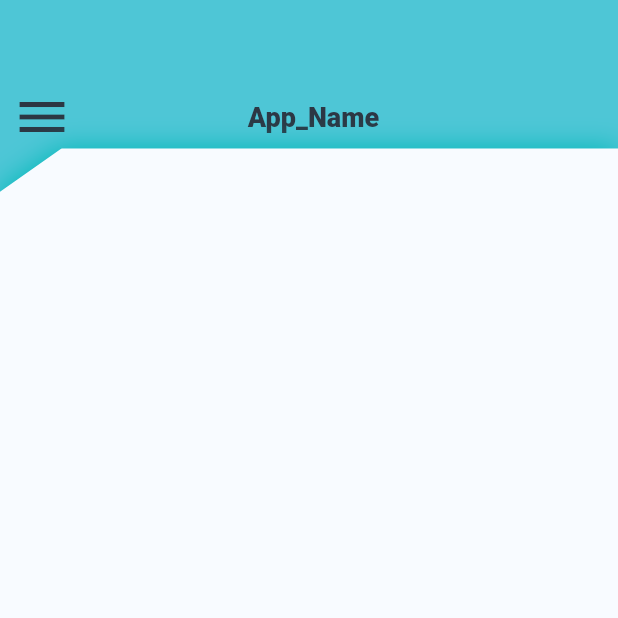
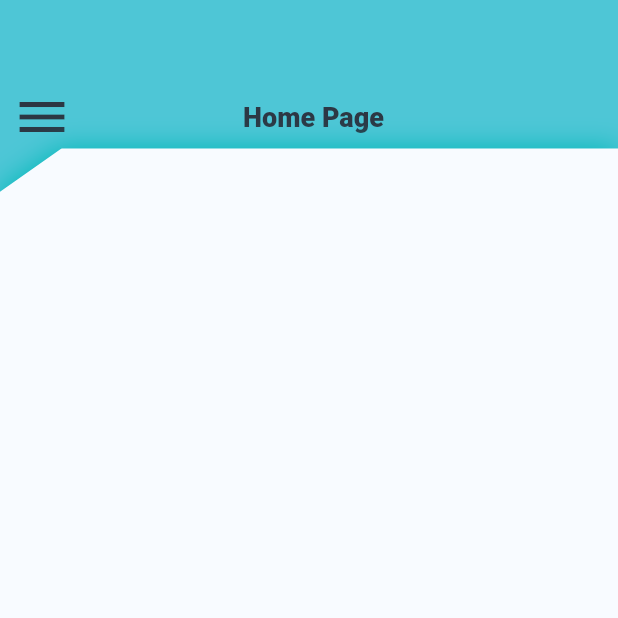
Before and after one commit to AQtala/Smart-Spoon, a Flutter app: the screen it shows after launch, after a tap on the "menu" icon, after a tap on the "add" icon, on a phone screen of 412 x 824 dp, the top half of it. Run offline on Flutter 3.47's test engine with Material 2 defaults, Android fonts, the phone set to English and light mode, and no system bars; our stand-ins replace bloc, flutter_bloc, shared_preferences; generated files the repository leaves out were written again.

Commit message:
Added Localization(AR, EN)

```diff
--- /dev/null
+++ b/Frontend/smart_spoon_app/l10n.yaml
@@ -0,0 +1,3 @@
+arb-dir: lib/l10n
+templeate-arb-file: app_en.arb
+output-localization-file: app_localizations.dart
--- a/Frontend/smart_spoon_app/lib/main.dart
+++ b/Frontend/smart_spoon_app/lib/main.dart
@@ -6,8 +6,8 @@ import 'package:smart_spoon_app/models/preferences.dart';
 import 'package:smart_spoon_app/services/prefernces_service.dart';
 import 'package:smart_spoon_app/views/home_screen/home_screen.dart';
 import 'package:smart_spoon_app/views/splash_screen/splash_screen.dart';
-
 import 'blocs/preferences_bloc/preferences_cubit.dart';
+import 'package:flutter_gen/gen_l10n/app_localizations.dart';
 
 void main() {
   WidgetsFlutterBinding.ensureInitialized();
@@ -32,7 +32,13 @@ class MyApp extends StatelessWidget {
                 theme: lightTheme,
                 darkTheme: darkTheme,
                 themeMode: prefs.themeMode,
+                localizationsDelegates: AppLocalizations.localizationsDelegates,
+                supportedLocales: AppLocalizations.supportedLocales,
+                locale: prefs.lanCode == 'ar'
+                    ? const Locale("ar")
+                    : const Locale("en"),
                 home: HomeScreen(),
+                initialRoute: HomeScreen.name,
               ),
             ),
           );
--- a/Frontend/smart_spoon_app/lib/models/preferences.dart
+++ b/Frontend/smart_spoon_app/lib/models/preferences.dart
@@ -8,15 +8,21 @@ class Preferences {
   // ignore: constant_identifier_names
   static const THEME_MODE_DEFAULT_VALUE = ThemeMode.system;
   // ignore: constant_identifier_names
-  static const LOCAL_LANG = 'en';
+  static const lanCode_DEFAULT_VALUE = "en";
 
   @JsonKey(defaultValue: THEME_MODE_DEFAULT_VALUE)
   final ThemeMode themeMode;
 
-  Preferences(this.themeMode);
+  @JsonKey(defaultValue: lanCode_DEFAULT_VALUE)
+  final String lanCode;
+
+  Preferences({required this.themeMode, required this.lanCode});
 
   factory Preferences.defaultValues() {
-    return Preferences(THEME_MODE_DEFAULT_VALUE);
+    return Preferences(
+      themeMode: THEME_MODE_DEFAULT_VALUE,
+      lanCode: lanCode_DEFAULT_VALUE,
+    );
   }
 
   factory Preferences.fromJson(json) =>
@@ -26,21 +32,27 @@ class Preferences {
 
   Preferences copyWith({
     ThemeMode? themeMode,
+    String? lanCode,
   }) {
-    return Preferences(themeMode ?? this.themeMode);
+    return Preferences(
+      themeMode: themeMode ?? this.themeMode,
+      lanCode: lanCode ?? this.lanCode,
+    );
   }
 
   @override
   bool operator ==(Object other) {
     return identical(this, other) ||
-        (other is Preferences && themeMode == other.themeMode);
+        (other is Preferences &&
+            themeMode == other.themeMode &&
+            lanCode == other.lanCode);
   }
 
   @override
-  int get hashCode => themeMode.hashCode;
+  int get hashCode => (themeMode.hashCode + lanCode.hashCode);
 
   @override
   String toString() {
-    return "Preferences($themeMode)";
+    return "Preferences($themeMode  $lanCode)";
   }
 }
--- a/Frontend/smart_spoon_app/lib/services/prefernces_service.dart
+++ b/Frontend/smart_spoon_app/lib/services/prefernces_service.dart
@@ -7,7 +7,6 @@ import '../models/preferences.dart';
 abstract class PreferencesService {
   Preferences get();
   Future<void> set(Preferences preferences);
-  Future<void> clear();
 }
 
 class MyPreferencesService implements PreferencesService {
@@ -33,9 +32,4 @@ class MyPreferencesService implements PreferencesService {
     final data = jsonEncode(preferences.toJson());
     await _sharedPreferences.setString(PREFS_KEY, data);
   }
-
-  @override
-  Future<void> clear() async {
-    _sharedPreferences.clear();
-  }
 }
--- a/Frontend/smart_spoon_app/lib/views/home_screen/home_screen_widgets/app_bar_widget.dart
+++ b/Frontend/smart_spoon_app/lib/views/home_screen/home_screen_widgets/app_bar_widget.dart
@@ -1,6 +1,7 @@
 import 'package:flutter/material.dart';
 
 import '../../../constants/theme_constants.dart';
+import 'package:flutter_gen/gen_l10n/app_localizations.dart';
 
 class CustomAppBarWidget extends StatelessWidget {
   const CustomAppBarWidget(
@@ -36,9 +37,9 @@ class CustomAppBarWidget extends StatelessWidget {
                   color: COLOR_PRIMARY_DARK,
                   iconSize: 40,
                 ),
-                const Text(
-                  "App_Name",
-                  style: TextStyle(
+                Text(
+                  AppLocalizations.of(context)!.homePage,
+                  style: const TextStyle(
                     color: COLOR_PRIMARY_DARK,
                     fontWeight: FontWeight.w800,
                     fontSize: 18,
--- a/Frontend/smart_spoon_app/lib/views/home_screen/home_screen_widgets/custom_drawer.dart
+++ b/Frontend/smart_spoon_app/lib/views/home_screen/home_screen_widgets/custom_drawer.dart
@@ -4,6 +4,7 @@ import 'package:flutter_bloc/flutter_bloc.dart';
 import '../../../blocs/preferences_bloc/preferences_cubit.dart';
 import '../../../constants/theme_constants.dart';
 import '../../../models/preferences.dart';
+import 'package:flutter_gen/gen_l10n/app_localizations.dart';
 
 class CustomDrawer extends StatelessWidget {
   const CustomDrawer({Key? key, required this.size, required this.scaffoldKey})
@@ -24,7 +25,7 @@ class CustomDrawer extends StatelessWidget {
               child: Container(
                 alignment: Alignment.topCenter,
                 child: Text(
-                  'Settings',
+                  AppLocalizations.of(context)!.settings,
                   style: TextStyle(
                       color: COLOR_PRIMARY_DARK, fontSize: size.width * 0.12),
                 ),
@@ -34,9 +35,9 @@ class CustomDrawer extends StatelessWidget {
               ),
             ),
             ListTile(
-              title: const Text(
-                'Home',
-                style: TextStyle(
+              title: Text(
+                AppLocalizations.of(context)!.homePage,
+                style: const TextStyle(
                   color: COLOR_PRIMARY_DARK,
                   fontWeight: FontWeight.w700,
                   fontSize: 20,
@@ -53,9 +54,9 @@ class CustomDrawer extends StatelessWidget {
               },
             ),
             ListTile(
-              title: const Text(
-                'Language',
-                style: TextStyle(
+              title: Text(
+                AppLocalizations.of(context)!.language,
+                style: const TextStyle(
                   color: COLOR_PRIMARY_DARK,
                   fontWeight: FontWeight.w700,
                   fontSize: 20,
@@ -69,23 +70,36 @@ class CustomDrawer extends StatelessWidget {
                   color: COLOR_PRIMARY_DARK,
                 ),
                 underline: const SizedBox(),
-                items: [
+                items: const [
                   DropdownMenuItem(
-                    value: const Locale('en'),
-                    child: const Text('English'),
+                    value: Locale('en'),
+                    child: Text('English'),
                   ),
                   DropdownMenuItem(
-                    value: const Locale('ar'),
-                    child: const Text('العربية'),
+                    value: Locale('ar'),
+                    child: Text('العربية'),
                   ),
                 ],
-                onChanged: (Locale? value) {},
+                onChanged: (Locale? value) {
+                  if (value == null ||
+                      value.languageCode == prefCubit.state.lanCode) return;
+
+                  if (value.languageCode == "en") {
+                    prefCubit.changePreferences(
+                      preferences.copyWith(lanCode: value.languageCode),
+                    );
+                  } else if (value.languageCode == "ar") {
+                    prefCubit.changePreferences(
+                      preferences.copyWith(lanCode: value.languageCode),
+                    );
+                  }
+                },
               ),
             ),
             ListTile(
-              title: const Text(
-                'Dark Mode',
-                style: TextStyle(
+              title: Text(
+                AppLocalizations.of(context)!.darkMode,
+                style: const TextStyle(
                   color: COLOR_PRIMARY_DARK,
                   fontWeight: FontWeight.w700,
                   fontSize: 20,
@@ -102,19 +116,23 @@ class CustomDrawer extends StatelessWidget {
                 items: [
                   DropdownMenuItem(
                     value: "Light",
-                    child: const Text('Light'),
+                    child: Text(AppLocalizations.of(context)!.light),
                   ),
                   DropdownMenuItem(
                     value: "Dark",
-                    child: const Text('Dark'),
+                    child: Text(AppLocalizations.of(context)!.dark),
                   ),
                   DropdownMenuItem(
                     value: "System",
-                    child: const Text('System'),
+                    child: Text(AppLocalizations.of(context)!.system),
                   ),
                 ],
                 onChanged: (String? value) {
-                  if (value == null || value == "System") {
+                  if (value == null ||
+                      value == prefCubit.state.themeMode.name) {
+                    return;
+                  }
+                  if (value == "System") {
                     prefCubit.changePreferences(
                         preferences.copyWith(themeMode: ThemeMode.system));
                   } else if (value == "Dark") {
@@ -128,9 +146,9 @@ class CustomDrawer extends StatelessWidget {
               ),
             ),
             ListTile(
-              title: const Text(
-                'Exit',
-                style: TextStyle(
+              title: Text(
+                AppLocalizations.of(context)!.exit,
+                style: const TextStyle(
                   color: COLOR_PRIMARY_DARK,
                   fontWeight: FontWeight.w700,
                   fontSize: 20,
--- a/Frontend/smart_spoon_app/pubspec.yaml
+++ b/Frontend/smart_spoon_app/pubspec.yaml
@@ -15,6 +15,9 @@ dependencies:
   flutter:
     sdk: flutter
   flutter_bloc: ^8.1.1
+  flutter_localizations:
+    sdk: flutter
+  intl: ^0.17.0
   json_annotation: ^4.7.0
   json_serializable: ^6.4.0
   lottie: ^1.4.2
@@ -26,6 +29,7 @@ dev_dependencies:
     sdk: flutter
 
 flutter:
+  generate: true
   assets:
     - assets/animations/
     - assets/icons/
```
Also changed, not shown: Frontend/smart_spoon_app/lib/l10n/app_ar.arb (added, +22 -0 lines), Frontend/smart_spoon_app/lib/l10n/app_en.arb (added, +19 -0 lines), Frontend/smart_spoon_app/lib/models/preferences.g.dart, Frontend/smart_spoon_app/pubspec.lock.
